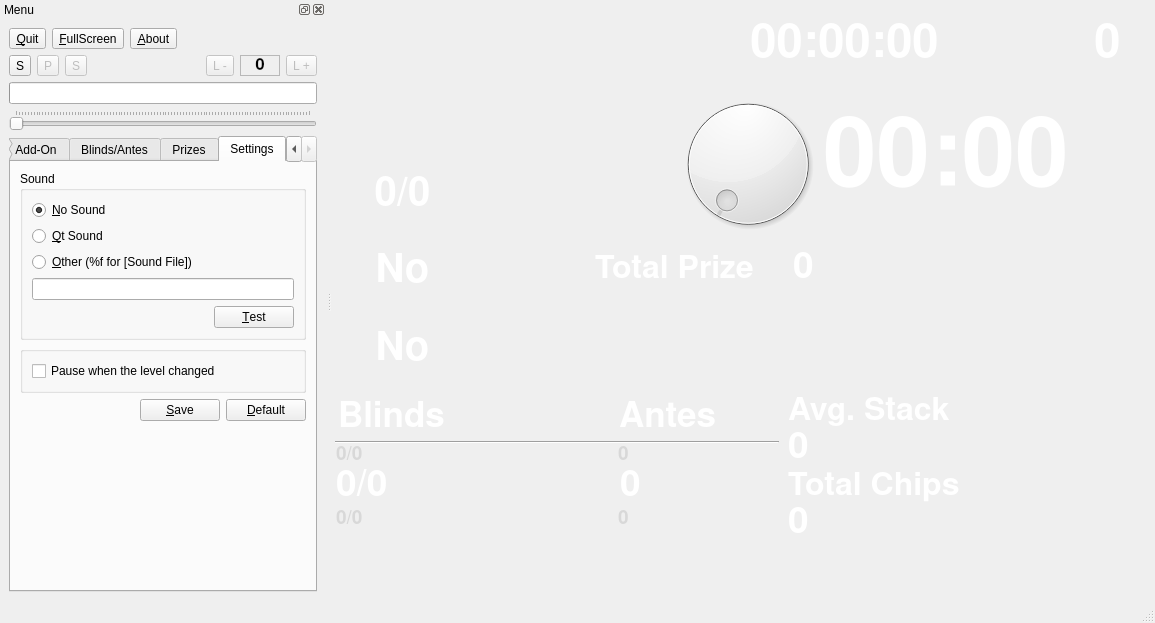
Old version of the form src/mainWindow.ui in the repository rp-/pokerclock.
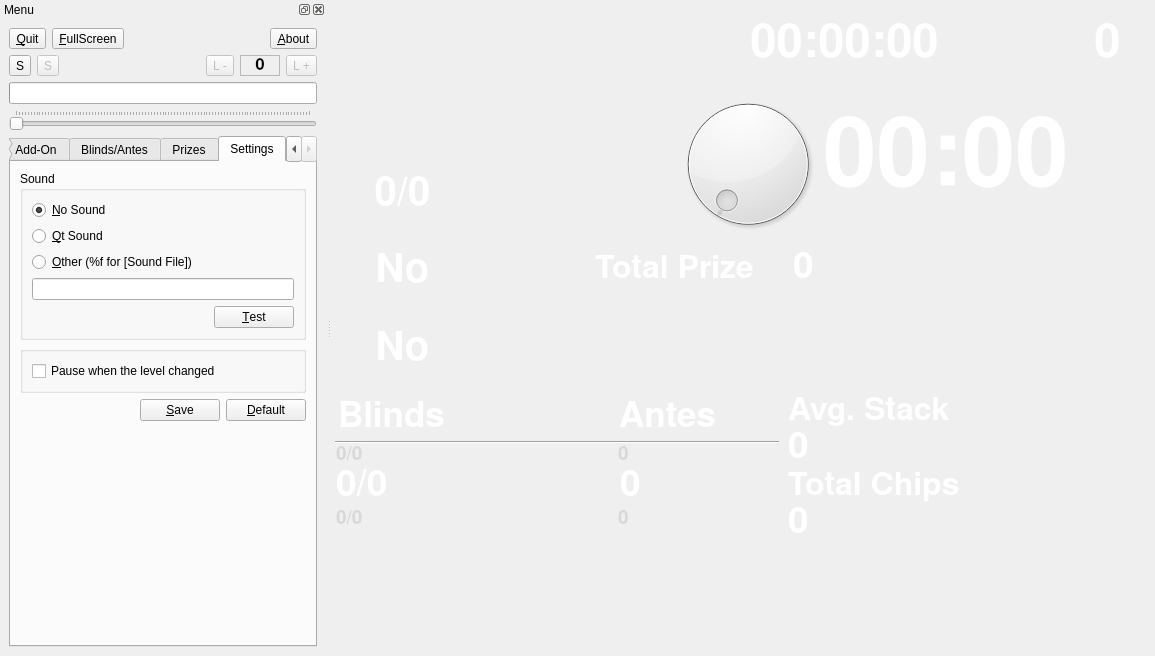
New version of the form. The open tabs and pages were chosen to show the change. Icons and pictures are not drawn. Custom widgets are drawn as their Qt base class.

Commit message: merge start and pause button into playpause button

The edit to the form file:
```diff
--- a/src/mainWindow.ui
+++ b/src/mainWindow.ui
@@ -1217,12 +1217,11 @@
     </item>
    </layout>
   </widget>
-  <widget class="QStatusBar" name="statusbar"/>
   <widget class="QDockWidget" name="dockMenu">
    <property name="minimumSize">
     <size>
      <width>326</width>
-     <height>511</height>
+     <height>656</height>
     </size>
    </property>
    <property name="autoFillBackground">
@@ -1308,6 +1307,19 @@
          </property>
         </widget>
        </item>
+       <item>
+        <spacer>
+         <property name="orientation">
+          <enum>Qt::Horizontal</enum>
+         </property>
+         <property name="sizeHint" stdset="0">
+          <size>
+           <width>40</width>
+           <height>20</height>
+          </size>
+         </property>
+        </spacer>
+       </item>
        <item>
         <widget class="QToolButton" name="toolAbout">
          <property name="toolTip">
@@ -1331,19 +1343,6 @@
          </property>
         </widget>
        </item>
-       <item>
-        <spacer>
-         <property name="orientation">
-          <enum>Qt::Horizontal</enum>
-         </property>
-         <property name="sizeHint" stdset="0">
-          <size>
-           <width>40</width>
-           <height>20</height>
-          </size>
-         </property>
-        </spacer>
-       </item>
       </layout>
      </item>
      <item>
@@ -1380,35 +1379,6 @@
          </property>
         </widget>
        </item>
-       <item>
-        <widget class="QToolButton" name="toolPause">
-         <property name="enabled">
-          <bool>false</bool>
-         </property>
-         <property name="toolTip">
-          <string>Pause (p)</string>
-         </property>
-         <property name="text">
-          <string>P</string>
-         </property>
-         <property name="icon">
-          <iconset resource="pokerclock.qrc">
-           <normaloff>:/images/pause.png</normaloff>:/images/pause.png</iconset>
-         </property>
-         <property name="iconSize">
-          <size>
-           <width>25</width>
-           <height>25</height>
-          </size>
-         </property>
-         <property name="shortcut">
-          <string>P</string>
-         </property>
-         <property name="checkable">
-          <bool>true</bool>
-         </property>
-        </widget>
-       </item>
        <item>
         <widget class="QToolButton" name="toolStop">
          <property name="enabled">
```
Left out of the diff: 45 changed lines with no effect on the pictures. The commit also changes 2 other files.
